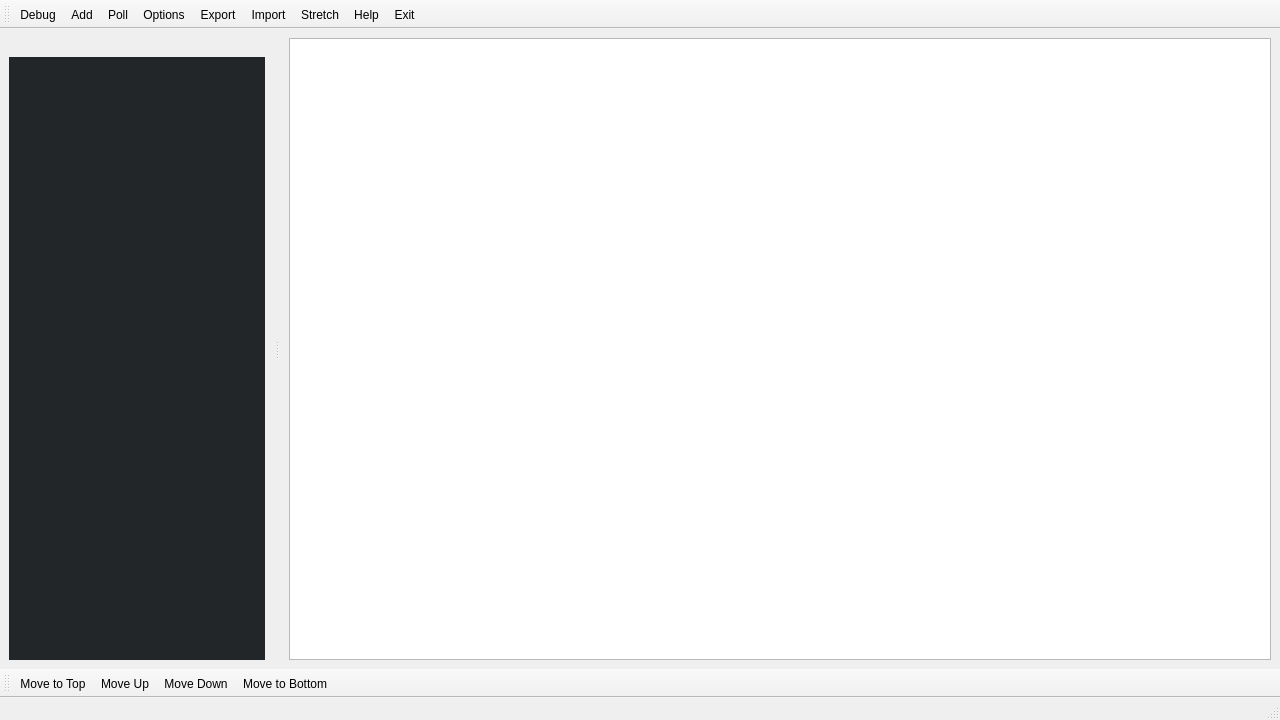
kik4444/simple-process-tracker, file src/core/mainwindow.ui: the form before one commit.
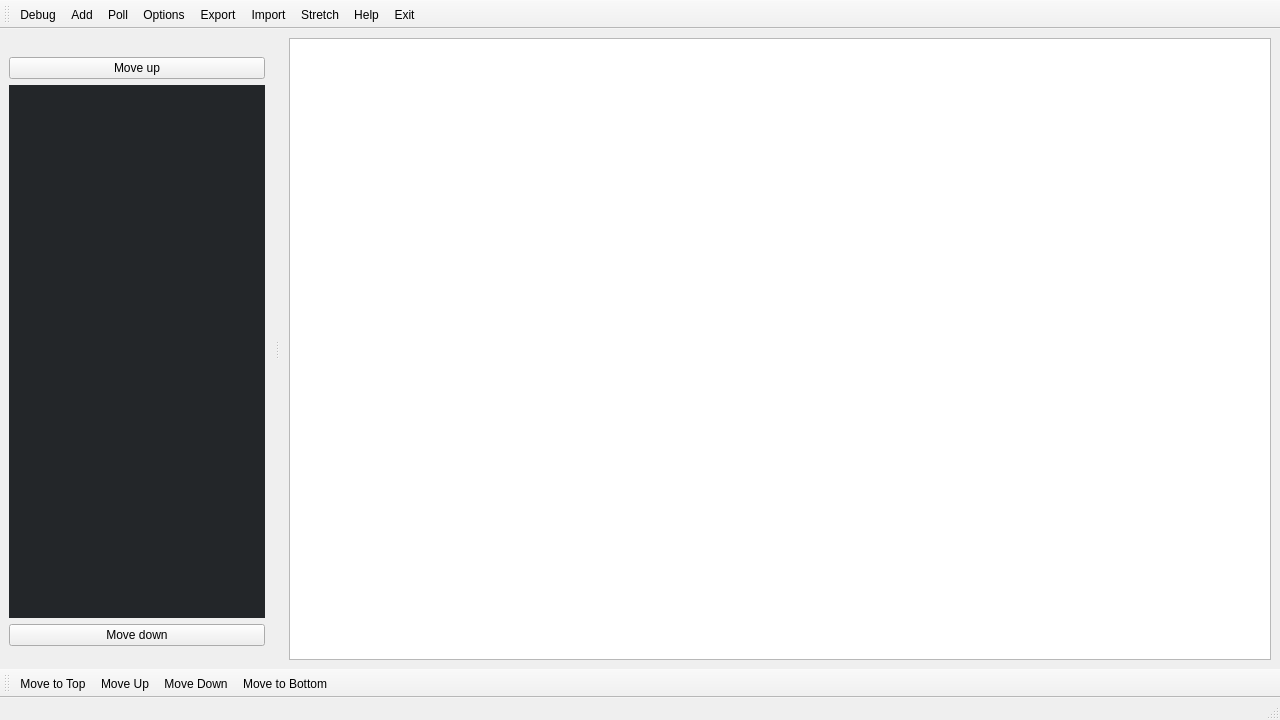
The form after the commit. Icons and pictures are not drawn.

Commit message: Added buttons to move categories up and down

The edit to the form file:
```diff
--- a/src/core/mainwindow.ui
+++ b/src/core/mainwindow.ui
@@ -86,6 +86,20 @@
    </attribute>
    <widget class="QWidget" name="dockWidgetContents">
     <layout class="QVBoxLayout" name="verticalLayout">
+     <property name="bottomMargin">
+      <number>23</number>
+     </property>
+     <item>
+      <widget class="QPushButton" name="moveCategoryUpButton">
+       <property name="text">
+        <string>Move up</string>
+       </property>
+       <property name="icon">
+        <iconset resource="../resources.qrc">
+         <normaloff>:/move-up-icon.svg</normaloff>:/move-up-icon.svg</iconset>
+       </property>
+      </widget>
+     </item>
      <item>
       <widget class="QTableView" name="categoriesTable">
        <property name="palette">
@@ -681,11 +695,14 @@
         <enum>QAbstractItemView::SingleSelection</enum>
        </property>
        <property name="sortingEnabled">
-        <bool>true</bool>
+        <bool>false</bool>
        </property>
        <property name="wordWrap">
         <bool>false</bool>
        </property>
+       <attribute name="horizontalHeaderShowSortIndicator" stdset="0">
+        <bool>false</bool>
+       </attribute>
        <attribute name="horizontalHeaderStretchLastSection">
         <bool>true</bool>
        </attribute>
@@ -694,6 +711,17 @@
        </attribute>
       </widget>
      </item>
+     <item>
+      <widget class="QPushButton" name="moveCategoryDownButton">
+       <property name="text">
+        <string>Move down</string>
+       </property>
+       <property name="icon">
+        <iconset resource="../resources.qrc">
+         <normaloff>:/move-down-icon.svg</normaloff>:/move-down-icon.svg</iconset>
+       </property>
+      </widget>
+     </item>
     </layout>
    </widget>
   </widget>
```
